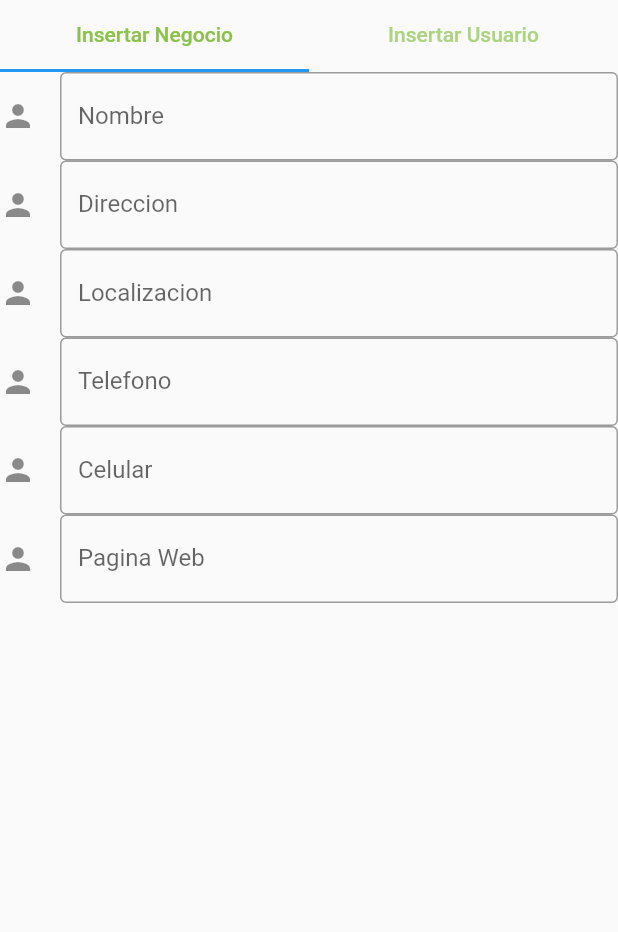
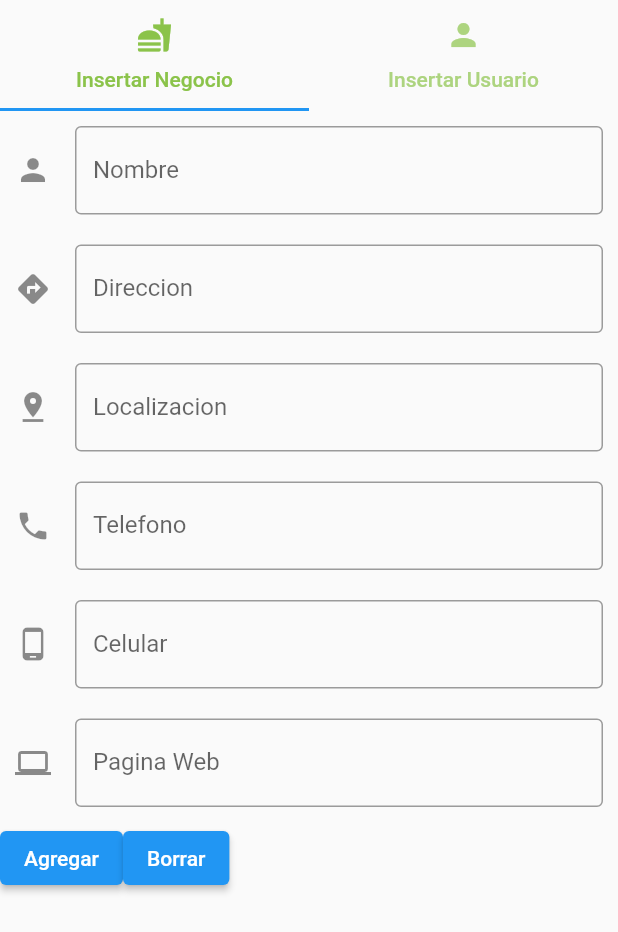
Before and after one commit to aeche95/Ciclo4B, a Flutter app: the WidgetInsertar screen opened directly, on a phone screen of 412 x 824 dp. Shown: the top 932 px of the screen. Run offline on Flutter 3.47's test engine with Material 2 defaults, Android fonts, the phone set to English and light mode, and no system bars; our stand-ins replace easy_splash_screen, firebase_core, firebase_messaging, flutter_custom_clippers, google_maps_flutter, sqflite; accounts and stored records are empty.

Commit message:
Upgrade dart, design changes to cuenta and insertar widgets

```diff
--- a/ciclo_4_b/lib/Widgets/widget_insertar.dart
+++ b/ciclo_4_b/lib/Widgets/widget_insertar.dart
@@ -18,8 +18,10 @@ class _WidgetInsertarState extends State<WidgetInsertar> {
         appBar: TabBar(
           labelColor: Colors.lightGreen,
               tabs: [
-                Tab(text: "Insertar Negocio",),
-                Tab(text: "Insertar Usuario",)
+                Tab(text: "Insertar Negocio",
+                icon: Icon(Icons.fastfood),),
+                Tab(text: "Insertar Usuario",
+                icon: Icon(Icons.person),)
               ]
           ),
 
@@ -32,77 +34,67 @@ class _WidgetInsertarState extends State<WidgetInsertar> {
   }
 }
 Widget insertarNegocio(){
-  return Column(
+  return Center(
+    child: Column(
       children: <Widget>[
-      TextField(
-          decoration: InputDecoration(
-            border: OutlineInputBorder(),
-            labelText: "Nombre",
-            icon: Icon(Icons.person),)
+        campo(Icons.person, "Nombre"),
+        campo(Icons.directions, "Direccion"),
+        campo(Icons.pin_drop, "Localizacion"),
+        campo(Icons.phone, "Telefono"),
+        campo(Icons.phone_android, "Celular"),
+        campo(Icons.computer, "Pagina Web"),
+        Row(
+          children: [
+            ElevatedButton(
+                onPressed: ()=>{},
+                child: Text("Agregar")
             ),
-      TextField(
-          decoration: InputDecoration(
-            border: OutlineInputBorder(),
-            labelText: "Direccion",
-            icon: Icon(Icons.person),)
+            ElevatedButton(
+                onPressed: ()=>{},
+                child: Text("Borrar"))
+
+          ],)
+      ],
     ),
-      TextField(
-          decoration: InputDecoration(
-            border: OutlineInputBorder(),
-            labelText: "Localizacion",
-            icon: Icon(Icons.person),)
-      ),
-      TextField(
-          decoration: InputDecoration(
-            border: OutlineInputBorder(),
-            labelText: "Telefono",
-            icon: Icon(Icons.person),)
-      ),
-      TextField(
-          decoration: InputDecoration(
-            border: OutlineInputBorder(),
-            labelText: "Celular",
-            icon: Icon(Icons.person),)
-      ),
-      TextField(
-          decoration: InputDecoration(
-            border: OutlineInputBorder(),
-            labelText: "Pagina Web",
-            icon: Icon(Icons.person),)
-      ),
-
-    ],
   );
 }
 
 Widget insertarUsuario(){
-  return Column(
+  return Center(
+    child: Column(
       children: <Widget>[
-      TextField(
+        campo(Icons.person, "Nombre"),
+        campo(Icons.directions, "Direccion"),
+        campo(Icons.phone, "Telefono"),
+        campo(Icons.phone_android, "Celular"),
+        Row(
+          children: [
+          ElevatedButton(
+              onPressed: ()=>{},
+              child: Text("Agregar")
+          ),
+            ElevatedButton(
+                onPressed: ()=>{},
+                child: Text("Borrar"))
+
+        ],)
+
+      ],
+    ),
+  );
+}
+
+Widget campo(IconData icono, String label){
+  return Padding(
+    padding: const EdgeInsets.all(10.0),
+    child: TextField(
       decoration: InputDecoration(
         border: OutlineInputBorder(),
-            labelText: "Nombre",
-            icon: Icon(Icons.person),)
+        labelText: label,
+        icon: Icon(icono),
+
       ),
-      TextField(
-          decoration: InputDecoration(
-            border: OutlineInputBorder(),
-            labelText: "Direccion",
-            icon: Icon(Icons.person),)
     ),
-      TextField(
-          decoration: InputDecoration(
-            border: OutlineInputBorder(),
-            labelText: "Telefono",
-            icon: Icon(Icons.person),)
-      ),
-      TextField(
-          decoration: InputDecoration(
-            border: OutlineInputBorder(),
-            labelText: "Celular",
-            icon: Icon(Icons.person),)
-      ),
+  );
 
-    ],
-  );
 }
--- a/ciclo_4_b/lib/Widgets/widget_negocio.dart
+++ b/ciclo_4_b/lib/Widgets/widget_negocio.dart
@@ -108,7 +108,8 @@ class _WidgetNegocioState extends State<WidgetNegocio> {
                     context, MaterialPageRoute(
                       builder: (context) => WidgetListaProductos(nombreNegocio: widget.negocio.nombre)))
                 },
-                icon: Icon(Icons.chevron_right)),
+                icon: Icon(Icons.chevron_right),
+                  iconSize: 35,),
           )
         ],
       ),
```
Also changed, not shown: ciclo_4_b/lib/Widgets/widget_cuenta.dart (+46 -13 lines), ciclo_4_b/lib/Widgets/widget_ingreso.dart (+6 -2 lines), ciclo_4_b/pubspec.lock. Lines whose indentation alone changed are shown as unchanged.
